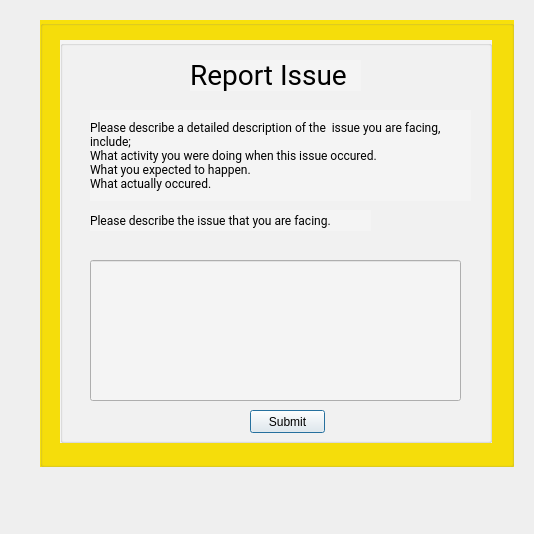
Above: userApp/citezinreportissuedialog.ui from KempCode/CS106CovidPassport before the change. Below: the same form after it.
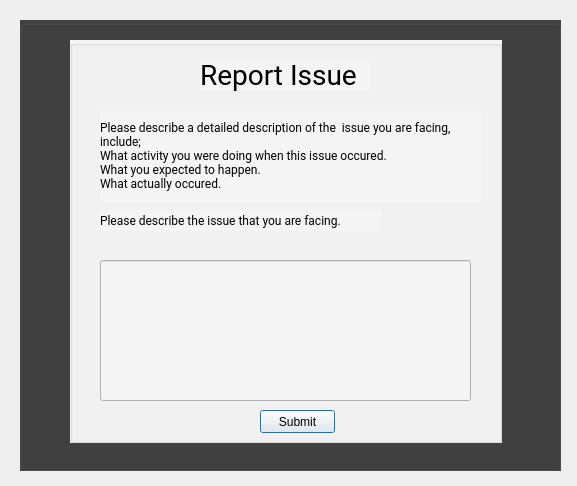
That is the form after the change.

Patch:
```diff
--- a/userApp/citezinreportissuedialog.ui
+++ b/userApp/citezinreportissuedialog.ui
@@ -6,8 +6,8 @@
    <rect>
     <x>0</x>
     <y>0</y>
-    <width>534</width>
-    <height>534</height>
+    <width>577</width>
+    <height>486</height>
    </rect>
   </property>
   <property name="windowTitle">
@@ -16,15 +16,14 @@
   <widget class="QGroupBox" name="groupBox">
    <property name="geometry">
     <rect>
-     <x>40</x>
+     <x>20</x>
      <y>20</y>
-     <width>474</width>
-     <height>447</height>
+     <width>541</width>
+     <height>451</height>
     </rect>
    </property>
    <property name="styleSheet">
-    <string notr="true">
-background-color: rgb(248, 224, 11);</string>
+    <string notr="true">background-color: rgb(65, 65, 65);</string>
    </property>
    <property name="title">
     <string/>
@@ -32,7 +31,7 @@
    <widget class="QGroupBox" name="groupBox_2">
     <property name="geometry">
      <rect>
-      <x>20</x>
+      <x>50</x>
       <y>20</y>
       <width>432</width>
       <height>403</height>
```
